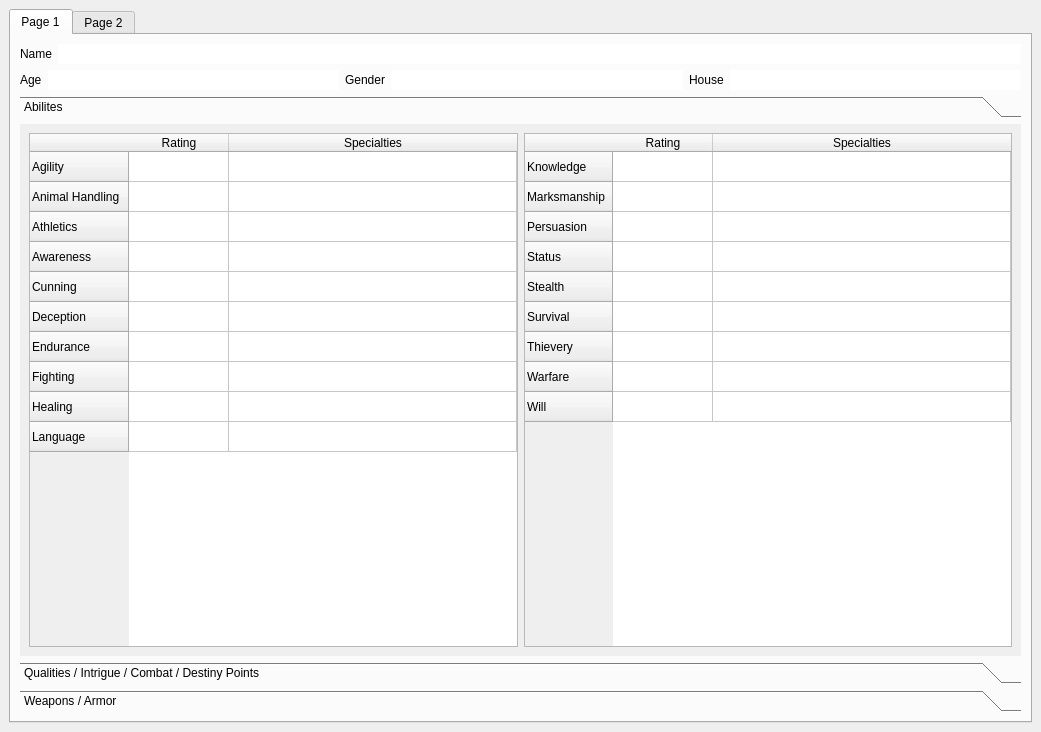
First picture: the form in characterpage.ui, repository PhilInTheGaps/GM-Companion, before the edit.
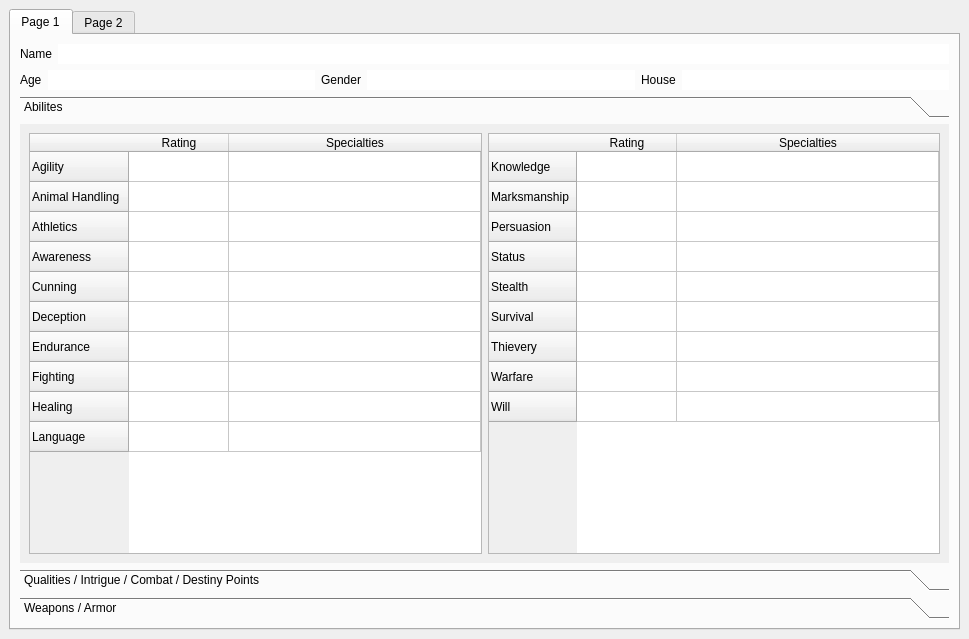
Second picture: the form after the edit. The open tabs and pages were chosen to show the change.

Diff of the .ui file:
```diff
--- a/characterpage.ui
+++ b/characterpage.ui
@@ -6,8 +6,8 @@
    <rect>
     <x>0</x>
     <y>0</y>
-    <width>1041</width>
-    <height>732</height>
+    <width>969</width>
+    <height>639</height>
    </rect>
   </property>
   <property name="windowTitle">
@@ -3066,8 +3066,8 @@
             <rect>
              <x>0</x>
              <y>0</y>
-             <width>1001</width>
-             <height>532</height>
+             <width>164</width>
+             <height>88</height>
             </rect>
            </property>
            <attribute name="label">
```
Left out of the diff: 24 changed lines with no effect on the pictures.
